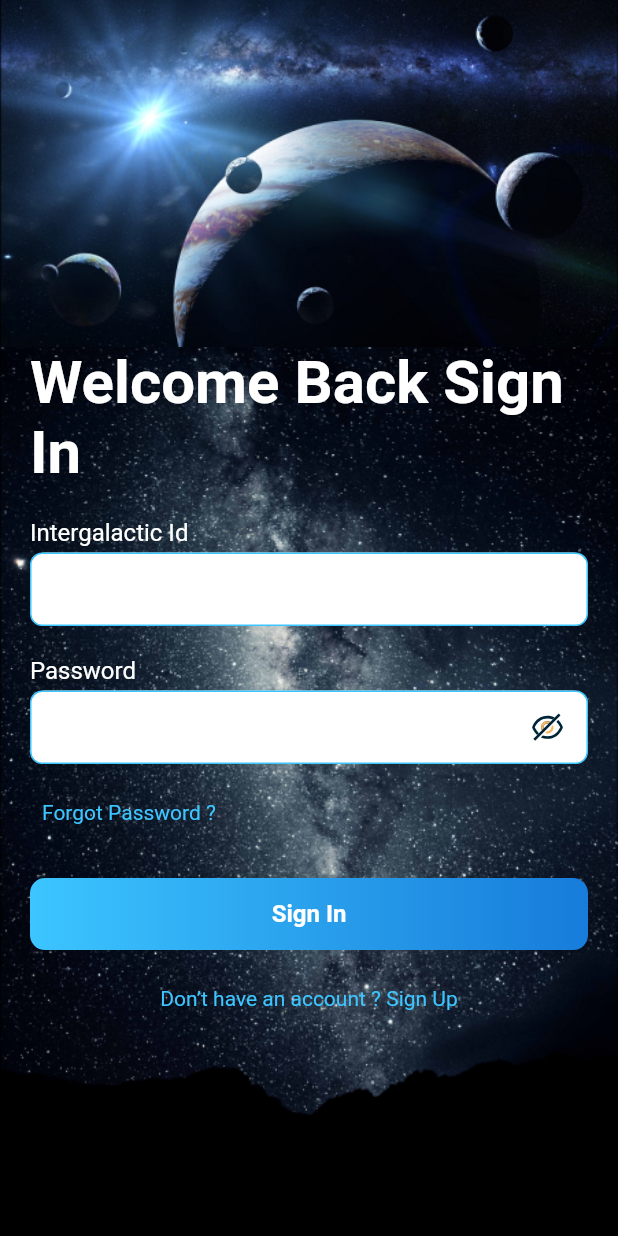
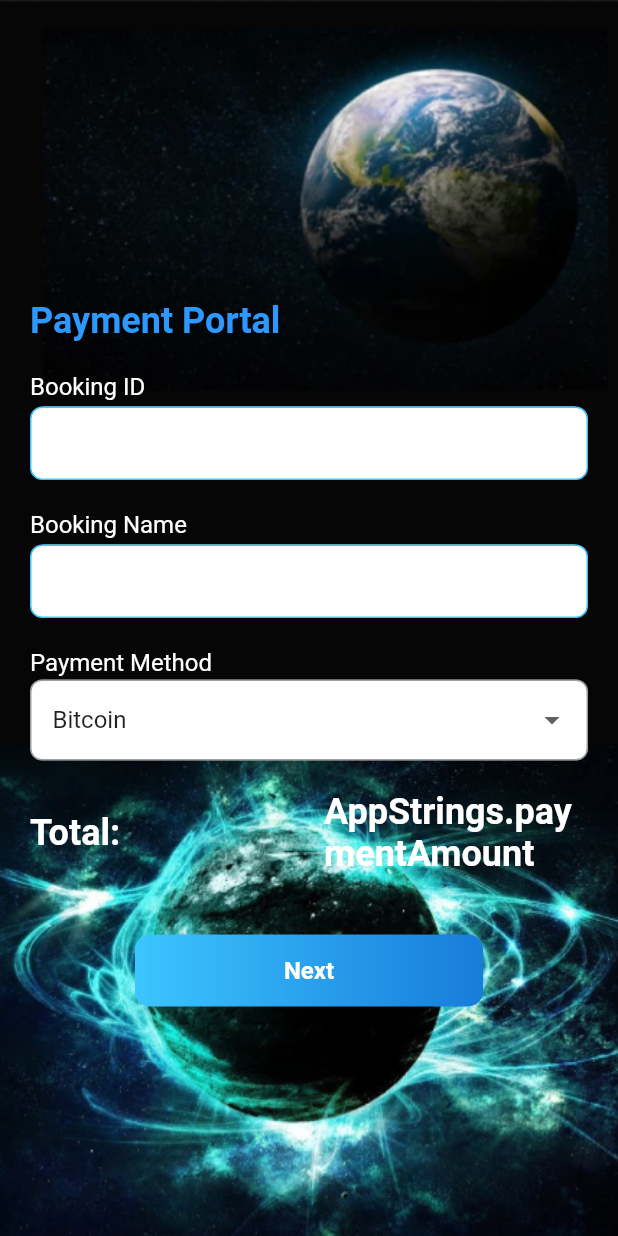
Before and after one commit to tobijay666/CosmoVenture_by_QUADRA, a Flutter app: the screen it shows after launch, after a tap on "Next", on a phone screen of 412 x 824 dp. Run offline on Flutter 3.47's test engine with Material 2 defaults, Android fonts, the light colour scheme and no system bars; our stand-ins replace bloc, carousel_slider, curved_navigation_bar, dots_indicator, equatable, flutter_svg and 2 more; network calls fail.

Commit message:
paymentPortal and booking done and refactored

```diff
--- a/lib/presentaion/pages/booking.dart
+++ b/lib/presentaion/pages/booking.dart
@@ -1,3 +1,4 @@
+import 'package:cosmoventure/presentaion/pages/payment.dart';
 import 'package:cosmoventure/presentaion/widgets/date_selector.dart';
 import 'package:flutter/material.dart';
 import 'package:flutter/src/widgets/framework.dart';
@@ -46,13 +47,6 @@ class _BookingsScreenState extends State<BookingsScreen> {
     return SafeArea(
       child: Column(
         children: [
-          // Container(
-          //   height: 200, // Adjust this height as needed
-          //   child: const Image(
-          //     image: AssetImage(AppImages.bookingMain),
-          //     fit: BoxFit.cover, // Adjust the BoxFit as needed
-          //   ),
-          // ),
           Expanded(
             child: Container(
               width: MediaQuery.of(context).size.width,
@@ -92,7 +86,6 @@ class _BookingsScreenState extends State<BookingsScreen> {
                       const SizedBox(
                         height: 20,
                       ),
-
                       Row(
                         children: [
                           Expanded(
@@ -146,27 +139,6 @@ class _BookingsScreenState extends State<BookingsScreen> {
                           ),
                         ],
                       ),
-                      // CustomDropDown(
-                      //   labelText: "Passengers",
-                      //   lst: const [
-                      //     '1',
-                      //     '2',
-                      //     '3',
-                      //     '4',
-                      //     '5',
-                      //     '6',
-                      //     '7',
-                      //     '8',
-                      //     '9',
-                      //     '10'
-                      //   ],
-                      //   onChanged: (newValue) {
-                      //     setState(() {
-                      //       PassengerDropdownValue = newValue!;
-                      //     });
-                      //   },
-                      //   value: PassengerDropdownValue,
-                      // ),
                       const SizedBox(
                         height: 20,
                       ),
@@ -195,18 +167,9 @@ class _BookingsScreenState extends State<BookingsScreen> {
                           ),
                         ],
                       ),
-
-                      // CustomDateSelector(
-                      //   labelText: AppStrings.departureDate,
-                      //   onDateSelected: (date) {
-                      //     departureDateController.text =
-                      //         date.toString().split(' ')[0];
-                      //   },
-                      // ),
                       const SizedBox(
                         height: 20,
                       ),
-
                       CustomDropDown(
                         labelText: "Departure Time",
                         lst: const [
@@ -241,17 +204,20 @@ class _BookingsScreenState extends State<BookingsScreen> {
                       const SizedBox(
                         height: 40,
                       ),
-                      GradientButton(
+                      Padding(
+                        padding: const EdgeInsets.only(left: 70, right: 70),
+                        child: GradientButton(
                           isDisabled: false,
                           title: AppStrings.next,
                           onPress: () {
                             Navigator.push(
                               context,
                               MaterialPageRoute(
-                              builder: (context) => LoginScreen(),
+                                builder: (context) => const PaymentPortal(),
                               ),
                             );
                           },
+                        ),
                       ),
                       const SizedBox(
                         height: 8,
--- a/lib/presentaion/pages/payment.dart
+++ b/lib/presentaion/pages/payment.dart
@@ -0,0 +1,168 @@
+import 'package:flutter/cupertino.dart';
+import 'package:flutter/material.dart';
+import 'package:flutter/src/widgets/framework.dart';
+import 'package:flutter/src/widgets/placeholder.dart';
+
+import '../../utils/app_colors.dart';
+import '../../utils/app_images.dart';
+import '../../utils/app_strings.dart';
+import '../widgets/drop_down.dart';
+import '../widgets/gradient_button.dart';
+import '../widgets/text_feild.dart';
+import 'login.dart';
+
+class PaymentPortal extends StatefulWidget {
+  const PaymentPortal({super.key});
+
+  @override
+  State<PaymentPortal> createState() => _PaymentPortalState();
+}
+
+class _PaymentPortalState extends State<PaymentPortal> {
+  final TextEditingController bookingIdController = TextEditingController();
+  final TextEditingController bookingNameController = TextEditingController();
+  String paymentMethodValue = AppStrings.paymentType1;
+
+  @override
+  Widget build(BuildContext context) {
+    final double h = MediaQuery.of(context).size.height;
+    return Scaffold(
+      body: _bodyWidget(),
+      backgroundColor: Colors.black,
+    );
+  }
+
+  _bodyWidget() {
+    return SafeArea(
+      child: Column(
+        children: [
+          Expanded(
+            child: Container(
+              width: MediaQuery.of(context).size.width,
+              height: MediaQuery.of(context).size.height,
+              decoration: const BoxDecoration(
+                image: DecorationImage(
+                  image: AssetImage(AppImages.paymentportalMain),
+                  fit: BoxFit.fill,
+                ),
+              ),
+              child: Padding(
+                padding: const EdgeInsets.only(left: 20, right: 20),
+                child: SingleChildScrollView(
+                  child: Column(
+                    crossAxisAlignment: CrossAxisAlignment.start,
+                    mainAxisSize: MainAxisSize.min,
+                    children: [
+                      const SizedBox(
+                        height: 200,
+                      ),
+                      Text(
+                        AppStrings.paymentPortalTopic,
+                        style:
+                            Theme.of(context).textTheme.displayLarge!.copyWith(
+                                  color: AppColors.bookingTopic,
+                                ),
+                      ),
+                      const SizedBox(
+                        height: 20,
+                      ),
+                      CustomTextField(
+                        textInputAction: TextInputAction.next,
+                        textEditingController: bookingIdController,
+                        labelText: AppStrings.bookingID,
+                        textAlign: TextAlign.center,
+                      ),
+                      const SizedBox(
+                        height: 20,
+                      ),
+                      CustomTextField(
+                        textInputAction: TextInputAction.next,
+                        textEditingController: bookingNameController,
+                        labelText: AppStrings.bookingName,
+                        textAlign: TextAlign.center,
+                      ),
+                      const SizedBox(
+                        height: 20,
+                      ),
+                      CustomDropDown(
+                        labelText: AppStrings.paymentMethod,
+                        lst: const [
+                          AppStrings.paymentType1,
+                          AppStrings.paymentType2,
+                          AppStrings.paymentType3,
+                          AppStrings.paymentType4,
+                        ],
+                        onChanged: (newValue) {
+                          setState(() {
+                            paymentMethodValue = newValue!;
+                          });
+                        },
+                        value: paymentMethodValue,
+                      ),
+                      const SizedBox(
+                        height: 20,
+                      ),
+                      Row(
+                        children: [
+                          Expanded(
+                            child: Text(
+                              AppStrings.paymentAmount,
+                              style: Theme.of(context)
+                                  .textTheme
+                                  .displayLarge!
+                                  .copyWith(
+                                    color: AppColors.whiteColor,
+                                  ),
+                            ),
+                          ),
+                          const SizedBox(
+                            width: 20,
+                          ),
+                          Expanded(
+                            child: Text(
+                              "AppStrings.paymentAmount",
+                              style: Theme.of(context)
+                                  .textTheme
+                                  .displayLarge!
+                                  .copyWith(
+                                    color: AppColors.whiteColor,
+                                  ),
+                            ),
+                          ),
+                        ],
+                      ),
+                      const SizedBox(
+                        height: 40,
+                      ),
+                      Padding(
+                        padding: const EdgeInsets.only(left: 70, right: 70),
+                        child: GradientButton(
+                          isDisabled: false,
+                          title: AppStrings.next,
+                          onPress: () {
+                            Navigator.push(
+                              context,
+                              MaterialPageRoute(
+                                builder: (context) => const LoginScreen(),
+                              ),
+                            );
+                          },
+                        ),
+                      ),
+                      const SizedBox(
+                        height: 8,
+                      ),
+                      const SizedBox(
+                        height: 10,
+                      )
+                    ],
+                  ),
+                ),
+              ),
+            ),
+          ),
+        ],
+      ),
+    );
+  }
+}
--- a/lib/utils/app_images.dart
+++ b/lib/utils/app_images.dart
@@ -17,6 +17,7 @@ class AppImages {
   static const String popular2 = 'assets/images/popular.png';
   static const String chatImg = 'assets/images/chat_img.png';
   static const String bookingMain = 'assets/images/booking_main.png';
+  static const String paymentportalMain = 'assets/images/payment_portal.png';
   static const String bookingDetailTopImage = 'assets/images/bookingTop.png';
   static const String bookingDetailBottomImage =
       'assets/images/bookingBottom.png';
--- a/lib/utils/app_strings.dart
+++ b/lib/utils/app_strings.dart
@@ -58,4 +58,15 @@ class AppStrings {
       "Mars, often called the 'Red Planet', has been a target for space travel due to its .Mars's radius is second smallest among the planets in the Solar System at 3,389.5 km.";
   static const venusDescription =
       "Venus is the second planet from the Sun and is Earth's closest planetary neighbor.It is a rocky planet with the densest atmosphere of all the rocky bodies in the Solar System";
+
+  //payment portal
+  static const paymentPortalTopic = "Payment Portal";
+  static const paymentMethod = "Payment Method";
+  static const bookingID = "Booking ID";
+  static const bookingName = "Booking Name";
+  static const paymentAmount = "Total:";
+  static const paymentType1 = "Bitcoin";
+  static const paymentType2 = "Ethereum";
+  static const paymentType3 = "Dogecoin";
+  static const paymentType4 = "Litecoin";
 }
```
Also changed, not shown: assets/images/payment_portal.png (added). Lines whose indentation alone changed are shown as unchanged.
